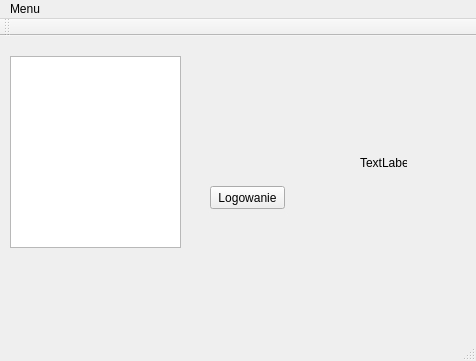
Before: the Qt Designer form SuperMemo/mainwindow.ui in dampo21/ZPR-Projekt-SuperMemo, drawn with Qt 5.
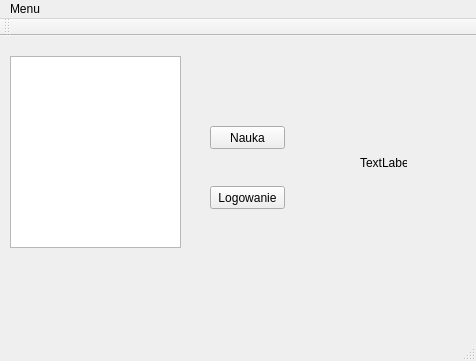
After: the same form once the commit is applied.

Diff of the .ui file:
```diff
--- a/SuperMemo/mainwindow.ui
+++ b/SuperMemo/mainwindow.ui
@@ -50,6 +50,19 @@
      </rect>
     </property>
    </widget>
+   <widget class="QPushButton" name="learnButton">
+    <property name="geometry">
+     <rect>
+      <x>210</x>
+      <y>90</y>
+      <width>75</width>
+      <height>23</height>
+     </rect>
+    </property>
+    <property name="text">
+     <string>Nauka</string>
+    </property>
+   </widget>
   </widget>
   <widget class="QMenuBar" name="menuBar">
    <property name="geometry">
```
